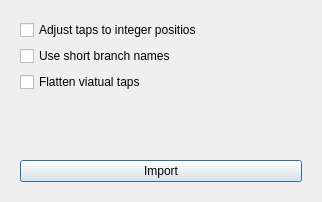
First picture: the form in src/VeraGrid/Gui/FileDialogues/PsseDialogue/psse_import_gui.ui, repository SanPen/VeraGrid, before the edit.
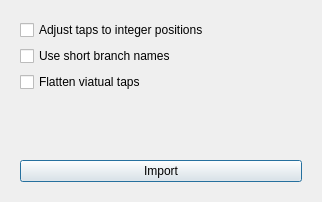
Second picture: the form after the edit.

What changed in the file:
```diff
--- a/src/VeraGrid/Gui/FileDialogues/PsseDialogue/psse_import_gui.ui
+++ b/src/VeraGrid/Gui/FileDialogues/PsseDialogue/psse_import_gui.ui
@@ -45,7 +45,7 @@
          <string>&lt;html&gt;&lt;head/&gt;&lt;body&gt;&lt;p&gt;PSS/e taps might not come adjusted &lt;/p&gt;&lt;p&gt;to the specified tap positions, &lt;/p&gt;&lt;p&gt;Do you want to adjust them?&lt;/p&gt;&lt;/body&gt;&lt;/html&gt;</string>
         </property>
         <property name="text">
-         <string>Adjust taps to integer positios</string>
+         <string>Adjust taps to integer positions</string>
         </property>
        </widget>
       </item>
```
